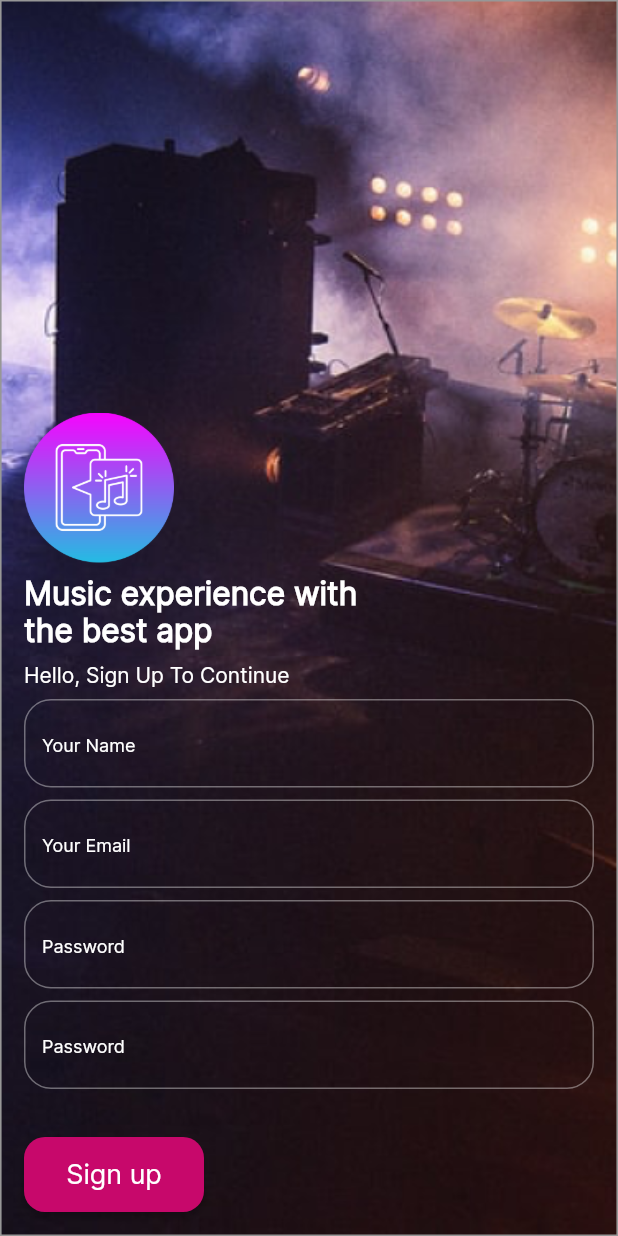
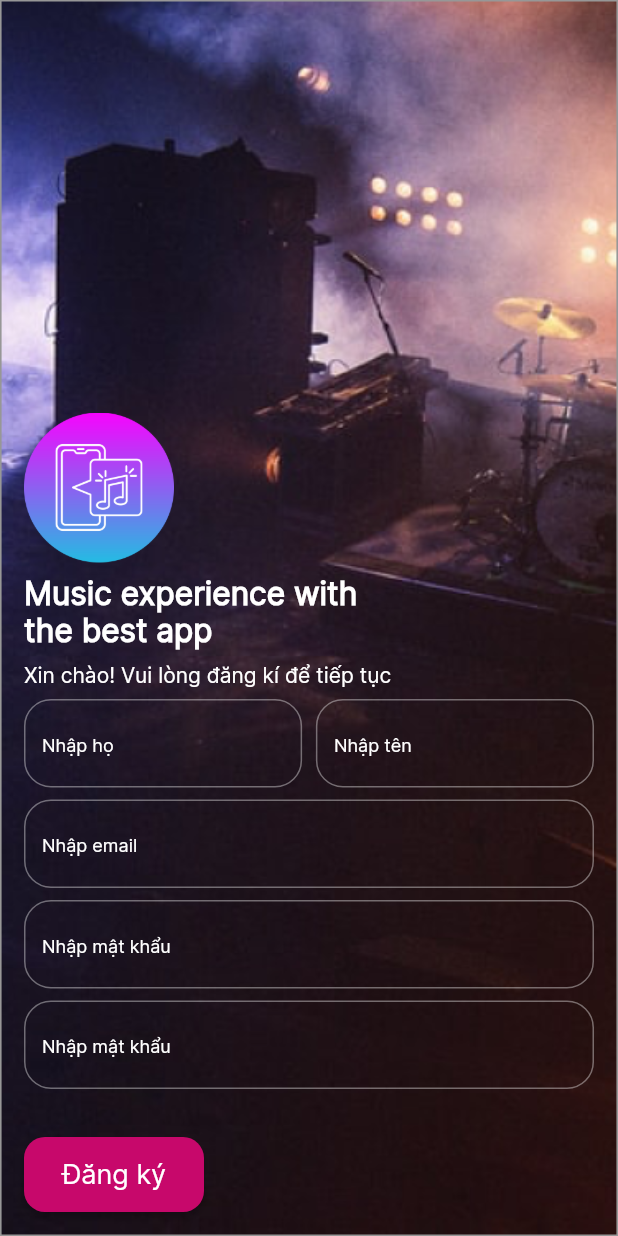
Before and after one commit to thisisdoanh/HIT_PROJECT, a Flutter app: the SignUp1Screen screen opened by its route, on a phone screen of 412 x 824 dp. Run offline on Flutter 3.47's test engine with Material 2 defaults, Android fonts, the phone set to English and light mode, and no system bars; our stand-ins replace flutter_svg.

Commit message:
SignUpAndBaseTFFSurfix

```diff
--- a/music_app/lib/base_widget/text_form_field.dart
+++ b/music_app/lib/base_widget/text_form_field.dart
@@ -1,4 +1,5 @@
 import 'package:flutter/material.dart';
+import 'package:flutter/services.dart';
 import 'package:music_app/const/color.dart';
 import 'package:music_app/const/dimen.dart';
 import 'package:music_app/const/component.dart';
@@ -9,11 +10,13 @@ class BaseTextFormField extends StatelessWidget {
       required this.text,
       required this.width,
       required this.validator,
-      required this.controller});
+      required this.controller, required this.textInputType, required this.isHide});
   final String text;
   final FormFieldValidator validator;
   final double width;
   final TextEditingController controller;
+  final TextInputType textInputType;
+  final bool isHide;
 
   @override
   Widget build(BuildContext context) {
@@ -21,7 +24,9 @@ class BaseTextFormField extends StatelessWidget {
       width: width,
       padding: const EdgeInsets.all(Dimen.padding0),
       child: TextFormField(
+        obscureText: isHide,
         validator: validator,
+        keyboardType: textInputType,
         controller: controller,
         decoration: InputDecoration(
           hintText: text,
--- a/music_app/lib/const/string.dart
+++ b/music_app/lib/const/string.dart
@@ -1,6 +1,6 @@
 class StringConst {
   static const next = "NEXT";
-  static const signup = "Sign up";
+  static const signup = "Đăng ký";
   static const appName = "MY MUSIC";
   static const assetIconGmail = "assets/icons/ic_gmail.svg";
   static const assetImgOnboarding1 = 'assets/images/img_onboarding1.png';
@@ -16,11 +16,38 @@ class StringConst {
   static const textOnboarding3 =
       'Download songs and listen offline anywhere and anytime';
   static const textSignUp = 'Music experience with the best app';
-  static const textHello = 'Hello, Sign Up To Continue';
-  static const textYourName = 'Your Name';
-  static const textYourEmail = 'Your Email';
-  static const textPass = 'Password';
-  static const textNickname = 'Nickname';
-  static const textDateOfBirth = 'Date of birth';
-  static const textGender = 'Your gender';
+  static const textHello = 'Xin chào! Vui lòng đăng kí để tiếp tục';
+  static const textYourFirstName = 'Nhập họ';
+  static const textYourLastName = 'Nhập tên';
+  static const textYourEmail = 'Nhập email';
+  static const textPass = 'Nhập mật khẩu';
+  static const textUsername = 'Tên đăng nhập';
+  static const textDateOfBirth = 'Ngày sinh';
+  static const textGender = 'Giới tính';
+  static List<String> notiErrorEmail = [
+    'Chưa nhập email',
+    'Email phải có dạng abc@gmail.com',
+  ];
+  static List<String> notiErrorFirstName = [
+    'Chưa nhập họ',
+    'Họ không được chứa số',
+  ];
+  static List<String> notiErrorLastName = [
+    'Chưa nhập tên',
+    'Tên không được chứa số',
+  ];
+  static List<String> notiErrorUsername = [
+    'Chưa nhập username',
+    'Username phải lớn hơn 6 kí tự',
+  ];
+  static List<String> notiErrorPassword = [
+    'Chưa nhập mật khẩu',
+    'Mật khẩu phải chứa ít nhất 1 kí tự đặc biệt',
+    'Mật khẩu phải lớn hơn 8 kí tự',
+    'Mật khẩu không khớp',
+  ];
+  static List<String> notiErrorDateOfBirth = [
+    'Chưa nhập ngày sinh',
+    'Ngày không được vượt quá ngày hiện tại',
+  ];
 }
--- a/music_app/lib/models/comment.dart
+++ b/music_app/lib/models/comment.dart
@@ -19,6 +19,6 @@ class Comment {
     required this.createAt,
   });
 
-    factory Comment.fromJson(Map<String, dynamic> json) => _$CommentFromJson(json);
+  factory Comment.fromJson(Map<String, dynamic> json) => _$CommentFromJson(json);
   Map<String, dynamic> toJson() => _$CommentToJson(this);
 }
--- a/music_app/lib/models/playlist.dart
+++ b/music_app/lib/models/playlist.dart
@@ -12,6 +12,7 @@ class Playlist {
   List<Song> songs;
   User createdBy;
   DateTime createAt;
+  String image;
 
   Playlist({
     required this.name,
@@ -19,6 +20,7 @@ class Playlist {
     required this.songs,
     required this.createdBy,
     required this.createAt,
+    required this.image,
   });
 
   factory Playlist.fromJson(Map<String, dynamic> json) =>
--- a/music_app/lib/models/singer.dart
+++ b/music_app/lib/models/singer.dart
@@ -8,11 +8,13 @@ class Singer {
   String name;
   String detail;
   String country;
+  String image;
 
   Singer({
     required this.name,
     required this.detail,
     required this.country,
+    required this.image,
   });
 
   factory Singer.fromJson(Map<String, dynamic> json) => _$SingerFromJson(json);
--- a/music_app/lib/models/song.dart
+++ b/music_app/lib/models/song.dart
@@ -15,6 +15,7 @@ class Song {
   int countListen;
   int likeNumber;
   int dislikeNumber;
+  String image;
   Song({
     required this.tittle,
     required this.singer,
@@ -25,6 +26,7 @@ class Song {
     required this.countListen,
     required this.likeNumber,
     required this.dislikeNumber,
+    required this.image,
   });
 
   factory Song.fromJson(Map<String, dynamic> json) => _$SongFromJson(json);
--- a/music_app/lib/models/user.dart
+++ b/music_app/lib/models/user.dart
@@ -16,6 +16,7 @@ class User {
   bool isEmailVerified;
   String role;
   List<Song> favoriteSongs;
+  String image;
 
   User({
     required this.username,
@@ -28,6 +29,7 @@ class User {
     required this.isEmailVerified,
     required this.role,
     required this.favoriteSongs,
+    required this.image,
   });
 
   factory User.fromJson(Map<String, dynamic> json) => _$UserFromJson(json);
--- a/music_app/lib/screens/sign_up/component/function.dart
+++ /dev/null
@@ -1 +0,0 @@
-part of '../sign_up2.dart';
--- a/music_app/lib/screens/sign_up/sign_up1.dart
+++ b/music_app/lib/screens/sign_up/sign_up1.dart
@@ -13,7 +13,8 @@ class SignUp1Screen extends StatelessWidget {
   SignUp1Screen({super.key});
 
   final GlobalKey<FormState> keyForm = GlobalKey<FormState>();
-  final TextEditingController controllerName = TextEditingController();
+  final TextEditingController controllerFirstName = TextEditingController();
+  final TextEditingController controllerLastName = TextEditingController();
   final TextEditingController controllerEmail = TextEditingController();
   final TextEditingController controllerPass = TextEditingController();
   final TextEditingController controllerPassAgin = TextEditingController();
@@ -66,17 +67,61 @@ class SignUp1Screen extends StatelessWidget {
                 const SizedBox(
                   height: Dimen.sizedBoxSmall,
                 ),
+                Row(
+                  mainAxisAlignment: MainAxisAlignment.spaceBetween,
+                  children: [
+                    BaseTextFormField(
+                      controller: controllerFirstName,
+                      text: StringConst.textYourFirstName,
+                      width: MediaQuery.of(context).size.width * 0.9 / 2,
+                      validator: (value) {
+                        if (value == '') {
+                          return StringConst.notiErrorFirstName[0];
+                        }
+
+                        if (RegExp(r'\d').hasMatch(value)) {
+                          return StringConst.notiErrorFirstName[1];
+                        }
+                        return null;
+                      },
+                      textInputType: TextInputType.text,
+                      isHide: false,
+                    ),
+                    BaseTextFormField(
+                      textInputType: TextInputType.text,
+                      isHide: false,
+                      controller: controllerLastName,
+                      text: StringConst.textYourLastName,
+                      width: MediaQuery.of(context).size.width * 0.9 / 2,
+                      validator: (value) {
+                        if (value == '') {
+                          return StringConst.notiErrorLastName[0];
+                        }
+
+                        if (RegExp(r'\d').hasMatch(value)) {
+                          return StringConst.notiErrorLastName[1];
+                        }
+                        return null;
+                      },
+                    ),
+                  ],
+                ),
+                const SizedBox(
+                  height: Dimen.sizedBoxSmall,
+                ),
                 BaseTextFormField(
-                  controller: controllerName,
-                  text: StringConst.textYourName,
+                  textInputType: TextInputType.emailAddress,
+                  isHide: false,
+                  controller: controllerEmail,
+                  text: StringConst.textYourEmail,
                   width: MediaQuery.of(context).size.width * 0.95,
                   validator: (value) {
                     if (value == '') {
-                      return 'Name not entered yet';
+                      return StringConst.notiErrorEmail[0];
                     }
 
-                    if (RegExp(r'[^\w\s]').hasMatch(value)) {
-                      return 'Name cannot contain numbers and special characters';
+                    if (!value.toString().contains('@gmail.com')) {
+                      return StringConst.notiErrorEmail[1];
                     }
                     return null;
                   },
@@ -85,42 +130,26 @@ class SignUp1Screen extends StatelessWidget {
                   height: Dimen.sizedBoxSmall,
                 ),
                 BaseTextFormField(
-                  controller: controllerEmail,
-                  text: StringConst.textYourEmail,
-                  width: MediaQuery.of(context).size.width * 0.95,
-                  validator: (value) {
-                    if (value == '') {
-                      return 'Email not entered yet';
-                    }
-
-                    if (!value.toString().contains('@gmail.com')) {
-                      return 'Email must to be abc@gmail.com';
-                    }
-                    return null;
-                  },
-                ),
-                const SizedBox(
-                  height: Dimen.sizedBoxSmall,
-                ),
-                BaseTextFormField(
+                  textInputType: TextInputType.text,
+                  isHide: true,
                   controller: controllerPass,
                   text: StringConst.textPass,
                   width: MediaQuery.of(context).size.width * 0.95,
                   validator: (value) {
                     if (value == '') {
-                      return 'Password not entered yet';
+                      return StringConst.notiErrorPassword[0];
                     }
 
                     if (!RegExp(r'[^\w\s]').hasMatch(value)) {
-                      return 'Password must contain numbers and special characters';
+                      return StringConst.notiErrorPassword[1];
                     }
 
                     if (value.toString().length < 8) {
-                      return 'Password must be at least 8 characters long';
+                      return StringConst.notiErrorPassword[2];
                     }
 
                     if (controllerPass.text != controllerPassAgin.text) {
-                      return 'Password does not match';
+                      return StringConst.notiErrorPassword[3];
                     }
 
                     return null;
@@ -135,22 +164,24 @@ class SignUp1Screen extends StatelessWidget {
                   width: MediaQuery.of(context).size.width * 0.95,
                   validator: (value) {
                     if (value == '') {
-                      return 'Password not entered yet';
+                      return StringConst.notiErrorPassword[0];
                     }
 
                     if (!RegExp(r'[^\w\s]').hasMatch(value)) {
-                      return 'Password must contain numbers and special characters';
+                      return StringConst.notiErrorPassword[1];
                     }
 
                     if (value.toString().length < 8) {
-                      return 'Password must be at least 8 characters long';
+                      return StringConst.notiErrorPassword[2];
                     }
 
                     if (controllerPass.text != controllerPassAgin.text) {
-                      return 'Password does not match';
+                      return StringConst.notiErrorPassword[3];
                     }
                     return null;
                   },
+                  isHide: true,
+                  textInputType: TextInputType.text,
                 ),
                 const SizedBox(
                   height: Dimen.sizedBoxMedium * 2,
--- a/music_app/lib/screens/welcome/component/animation.dart
+++ b/music_app/lib/screens/welcome/component/animation.dart
@@ -41,7 +41,7 @@ class _AnimationWelcomeState extends State<AnimationWelcome>
       const Duration(seconds: 3),
     );
     // ignore: use_build_context_synchronously
-    Navigator.pushReplacementNamed(context, RoutesScreen.routesOnboarding1);
+    // Navigator.pushReplacementNamed(context, RoutesScreen.routesOnboarding1);
   }
 
   @override
--- a/music_app/pubspec.yaml
+++ b/music_app/pubspec.yaml
@@ -11,7 +11,10 @@ dependencies:
   flutter:
     sdk: flutter
   flutter_svg: ^2.0.7
+  intl: ^0.18.1
   json_serializable: ^6.7.1
+  provider: ^6.0.5
+
 
 dev_dependencies:
   flutter_test:
```
Also changed, not shown: music_app/lib/base_widget/text_form_field_surfix_icon.dart (added, +43 -0 lines), music_app/lib/controller.dart (added, +19 -0 lines), music_app/lib/main.dart (+14 -2 lines), music_app/lib/screens/sign_up/sign_up2.dart (+73 -22 lines), music_app/lib/models/playlist.g.dart, music_app/lib/models/singer.g.dart, music_app/lib/models/song.g.dart, music_app/lib/models/user.g.dart, music_app/pubspec.lock.
